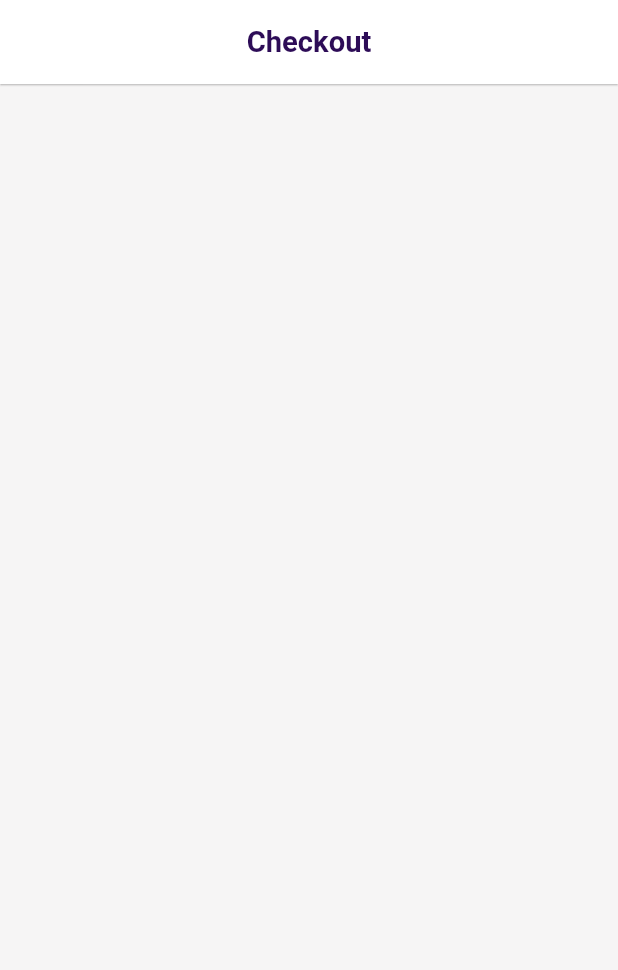
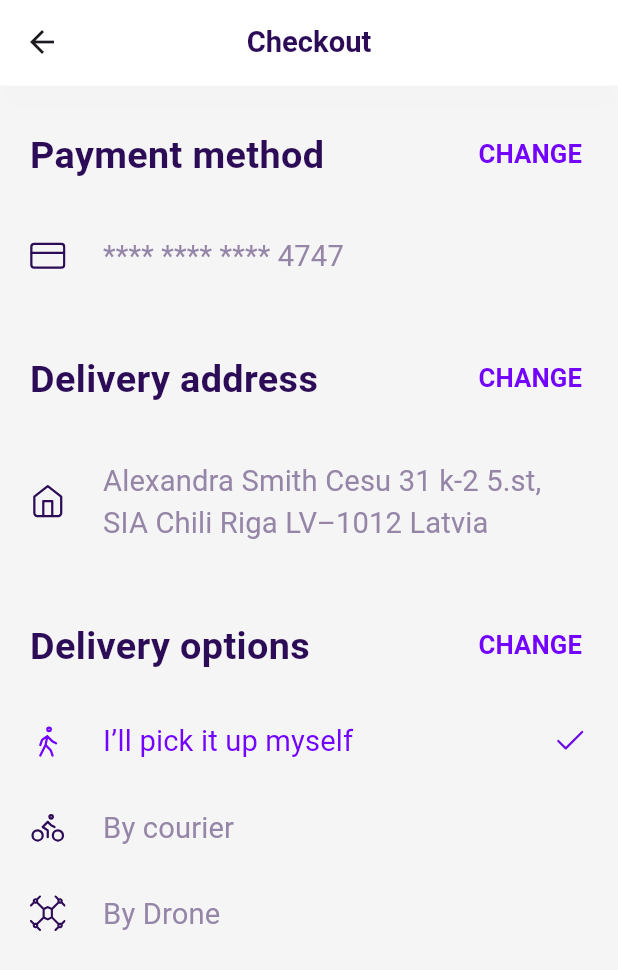
Before and after one commit to SharifboyMuminov/food_app, a Flutter app: the CheckoutScreen screen opened directly, on a phone screen of 412 x 824 dp. Shown: the top 970 px of the screen. Run offline on Flutter 3.47's test engine with Material 3 defaults, Android fonts, the phone set to English and light mode, and no system bars; our stand-ins replace flutter_screenutil, flutter_svg.

Commit message:
checkout_screen 80% I did the job :)

```diff
--- a/lib/main.dart
+++ b/lib/main.dart
@@ -27,7 +27,7 @@ class MyApp extends StatelessWidget {
         return MaterialApp(
           debugShowCheckedModeBanner: false,
           theme: ThemeData(
-            useMaterial3: false,
+            useMaterial3: true,
             scaffoldBackgroundColor: AppColors.cF6F5F5,
           ),
           home: child,
--- a/lib/screens/tab_box/checkout/checkout_screen.dart
+++ b/lib/screens/tab_box/checkout/checkout_screen.dart
@@ -1,6 +1,9 @@
 import 'package:flutter/material.dart';
 import 'package:flutter_screenutil/flutter_screenutil.dart';
+import 'package:food_app/screens/tab_box/checkout/widget/change.dart';
+import 'package:food_app/screens/tab_box/checkout/widget/main_button.dart';
 import 'package:food_app/utils/app_colors.dart';
+import 'package:food_app/utils/app_size.dart';
 import 'package:food_app/utils/app_text_style.dart';
 
 class CheckoutScreen extends StatefulWidget {
@@ -11,6 +14,8 @@ class CheckoutScreen extends StatefulWidget {
 }
 
 class _CheckoutScreenState extends State<CheckoutScreen> {
+  int activeDeliveryOptionsIndex = 0;
+
   @override
   Widget build(BuildContext context) {
     return Scaffold(
@@ -24,7 +29,84 @@ class _CheckoutScreenState extends State<CheckoutScreen> {
             color: AppColors.c2D0C57,
           ),
         ),
-        elevation: 0.5,
+      ),
+      body: Column(
+        children: [
+          SizedBox(
+            width: width,
+            height: 1,
+            child: DecoratedBox(
+              decoration: BoxDecoration(
+                color: AppColors.white,
+                boxShadow: [
+                  BoxShadow(
+                    color: AppColors.black.withOpacity(0.1),
+                    blurRadius: 18,
+                    offset: const Offset(0, 4),
+                  ),
+                ],
+              ),
+            ),
+          ),
+          Expanded(
+            child: SingleChildScrollView(
+              padding: EdgeInsets.symmetric(vertical: 24.he),
+              child: Column(
+                children: [
+                  ChangeView(onTabChange: () {}, title: 'Payment method'),
+                  16.getH(),
+                  MyMainButton(
+                    onTab: () {},
+                    title: "**** **** **** 4747",
+                    iconPath: "assets/icons/card.svg",
+                  ),
+                  32.getH(),
+                  ChangeView(onTabChange: () {}, title: "Delivery address"),
+                  16.getH(),
+                  MyMainButton(
+                    onTab: () {},
+                    title:
+                        "Alexandra Smith Cesu 31 k-2 5.st, SIA Chili Riga LV–1012 Latvia",
+                    iconPath: "assets/icons/home.svg",
+                  ),
+                  32.getH(),
+                  ChangeView(onTabChange: () {}, title: "Delivery options"),
+                  12.getH(),
+                  MyMainButton(
+                    isActive: activeDeliveryOptionsIndex == 0,
+                    onTab: () {
+                      setState(() {
+                        activeDeliveryOptionsIndex = 0;
+                      });
+                    },
+                    title: 'I’ll pick it up myself',
+                    iconPath: 'assets/icons/person.svg',
+                  ),
+                  MyMainButton(
+                    isActive: activeDeliveryOptionsIndex == 1,
+                    onTab: () {
+                      setState(() {
+                        activeDeliveryOptionsIndex = 1;
+                      });
+                    },
+                    title: 'By courier',
+                    iconPath: 'assets/icons/bicycle.svg',
+                  ),
+                  MyMainButton(
+                    isActive: activeDeliveryOptionsIndex == 2,
+                    onTab: () {
+                      setState(() {
+                        activeDeliveryOptionsIndex = 2;
+                      });
+                    },
+                    title: 'By Drone',
+                    iconPath: 'assets/icons/drone.svg',
+                  ),
+                ],
+              ),
+            ),
+          ),
+        ],
       ),
     );
   }
--- /dev/null
+++ b/lib/screens/tab_box/checkout/widget/change.dart
@@ -0,0 +1,47 @@
+import 'package:flutter/material.dart';
+import 'package:flutter_screenutil/flutter_screenutil.dart';
+import 'package:food_app/utils/app_colors.dart';
+import 'package:food_app/utils/app_size.dart';
+import 'package:food_app/utils/app_text_style.dart';
+
+class ChangeView extends StatelessWidget {
+  const ChangeView({super.key, required this.onTabChange, required this.title});
+
+  final VoidCallback onTabChange;
+  final String title;
+
+  @override
+  Widget build(BuildContext context) {
+    return Padding(
+      padding: EdgeInsets.only(left: 20.we, right: 12.we),
+      child: Row(
+        crossAxisAlignment: CrossAxisAlignment.center,
+        mainAxisAlignment: MainAxisAlignment.spaceBetween,
+        children: [
+          Text(
+            title,
+            style: AppTextStyle.seoulNamsanBold.copyWith(
+              fontSize: 22.sp,
+              color: AppColors.c2D0C57,
+            ),
+          ),
+          TextButton(
+            style: TextButton.styleFrom(
+              shape: RoundedRectangleBorder(
+                borderRadius: BorderRadius.circular(10.r),
+              ),
+            ),
+            onPressed: onTabChange,
+            child: Text(
+              "CHANGE",
+              style: AppTextStyle.seoulNamsanSemiBold.copyWith(
+                fontSize: 15.sp,
+                color: AppColors.c7203FF,
+              ),
+            ),
+          ),
+        ],
+      ),
+    );
+  }
+}
--- /dev/null
+++ b/lib/screens/tab_box/checkout/widget/main_button.dart
@@ -0,0 +1,63 @@
+import 'package:flutter/material.dart';
+import 'package:flutter_screenutil/flutter_screenutil.dart';
+import 'package:flutter_svg/flutter_svg.dart';
+import 'package:food_app/utils/app_colors.dart';
+import 'package:food_app/utils/app_size.dart';
+import 'package:food_app/utils/app_text_style.dart';
+
+class MyMainButton extends StatelessWidget {
+  const MyMainButton({
+    super.key,
+    required this.onTab,
+    required this.title,
+    required this.iconPath,
+    this.isActive = false,
+  });
+
+  final VoidCallback onTab;
+  final String title;
+  final String iconPath;
+  final bool isActive;
+
+  @override
+  Widget build(BuildContext context) {
+    return TextButton(
+      style: TextButton.styleFrom(
+        padding: EdgeInsets.symmetric(vertical: 16.he, horizontal: 20.we),
+        shape: RoundedRectangleBorder(
+          borderRadius: BorderRadius.circular(5.r),
+        ),
+      ),
+      onPressed: onTab,
+      child: Row(
+        children: [
+          SvgPicture.asset(
+            iconPath,
+            width: 24.we,
+            height: 24.we,
+            colorFilter: ColorFilter.mode(
+              isActive ? AppColors.c7203FF : AppColors.c2D0C57,
+              BlendMode.srcIn,
+            ),
+          ),
+          25.getW(),
+          Expanded(
+            child: Text(
+              title,
+              style: AppTextStyle.seoulNamsanRegular.copyWith(
+                fontSize: 17.sp,
+                color: isActive ? AppColors.c7203FF : AppColors.c9586A8,
+              ),
+            ),
+          ),
+          if (isActive)
+            SvgPicture.asset(
+              "assets/icons/check.svg",
+              width: 24.we,
+              height: 24.we,
+            ),
+        ],
+      ),
+    );
+  }
+}
```
Also changed, not shown: assets/icons/bicycle.svg (added), assets/icons/card.svg (added), assets/icons/drone.svg (added), assets/icons/home.svg (added), assets/icons/person.svg (added).
